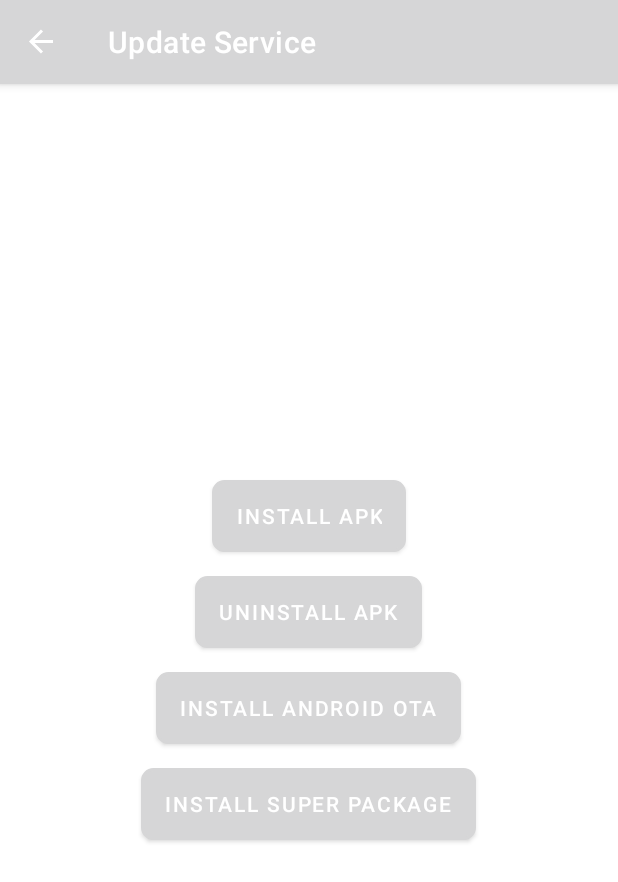
After one commit to egidijusk/psdk-android-sdi-reference-app, an Android app: the UpdateServiceFragment screen opened through its navigation route, on a phone screen of 412 x 824 dp. The commit adds this screen. Shown: the top 882 px of the screen. Run offline under Robolectric (Android 15) with nearby library versions, the phone set to English and light mode, and no system bars; our stand-ins replace data binding, navigation-ui; 2 statements that could not run were skipped.

Commit message:
Added UpdateService integration

```diff
--- /dev/null
+++ b/app/src/main/java/com/verifone/psdk/sdiapplication/ui/updateservice/UpdateServiceFragment.kt
@@ -0,0 +1,40 @@
+package com.verifone.psdk.sdiapplication.ui.updateservice
+
+import android.os.Bundle
+import android.view.LayoutInflater
+import android.view.View
+import android.view.ViewGroup
+import androidx.databinding.DataBindingUtil
+import androidx.fragment.app.Fragment
+import androidx.lifecycle.ViewModelProvider
+import com.verifone.psdk.sdiapplication.R
+import com.verifone.psdk.sdiapplication.databinding.FragmentUpdateBinding
+import com.verifone.psdk.sdiapplication.viewmodel.PsdkViewModelFactory
+
+class UpdateServiceFragment : Fragment() {
+
+    companion object {
+        private const val TAG = "UpdateServiceFragment"
+    }
+
+    private lateinit var viewModel: UpdateServiceViewModel
+    private lateinit var binding: FragmentUpdateBinding
+
+    override fun onCreateView(
+        inflater: LayoutInflater, container: ViewGroup?,
+        savedInstanceState: Bundle?
+    ): View? {
+        binding = DataBindingUtil.inflate(inflater, R.layout.fragment_update, container, false)
+        setHasOptionsMenu(true)
+        viewModel = ViewModelProvider(
+            requireActivity(), PsdkViewModelFactory(requireActivity().application)
+        ).get(UpdateServiceViewModel::class.java)
+        binding.viewModel = viewModel
+        return binding.root
+    }
+
+    override fun onActivityCreated(savedInstanceState: Bundle?) {
+        super.onActivityCreated(savedInstanceState)
+        binding.lifecycleOwner = this
+    }
+}
--- /dev/null
+++ b/app/src/main/java/com/verifone/psdk/sdiapplication/viewmodel/BaseViewModel.kt
@@ -0,0 +1,32 @@
+package com.verifone.psdk.sdiapplication.viewmodel
+
+import android.app.Application
+import androidx.lifecycle.AndroidViewModel
+import androidx.lifecycle.viewModelScope
+import kotlinx.coroutines.Dispatchers
+import kotlinx.coroutines.launch
+import kotlinx.coroutines.withContext
+
+open class BaseViewModel(private val app: Application) : AndroidViewModel(app) {
+
+    protected fun background(action: () -> Unit) {
+        // Launching within the view model scope for this example, but in production, these should
+        // be launched from some scope that lives with the application instead of the UI.
+        viewModelScope.launch {
+            performBackgroundAction(action)
+        }
+    }
+
+    protected fun onUiThread(action: () -> Unit) {
+        // Launching within the view model scope for this example, but in production, these should
+        // be launched from some scope that lives with the application instead of the UI.
+        viewModelScope.launch {
+            action()
+        }
+    }
+
+    private suspend fun performBackgroundAction(action: () -> Unit) =
+        withContext(Dispatchers.Default) {
+            action()
+        }
+}
--- a/app/src/main/java/com/verifone/psdk/sdiapplication/viewmodel/PsdkViewModelFactory.kt
+++ b/app/src/main/java/com/verifone/psdk/sdiapplication/viewmodel/PsdkViewModelFactory.kt
@@ -7,6 +7,7 @@ import androidx.lifecycle.ViewModelProvider
 import com.verifone.psdk.sdiapplication.ui.config.SdiConfigurationViewModel
 import com.verifone.psdk.sdiapplication.ui.home.SdiConnectionViewModel
 import com.verifone.psdk.sdiapplication.ui.transaction.SdiTransactionViewModel
+import com.verifone.psdk.sdiapplication.ui.updateservice.UpdateServiceViewModel
 
 class PsdkViewModelFactory(
     private val application: Application,
@@ -22,6 +23,9 @@ class PsdkViewModelFactory(
         if (modelClass.isAssignableFrom(SdiConfigurationViewModel::class.java)) {
             return SdiConfigurationViewModel(application) as T
         }
+        if (modelClass.isAssignableFrom(UpdateServiceViewModel::class.java)) {
+            return UpdateServiceViewModel(application) as T
+        }
         throw IllegalArgumentException("Unknown ViewModel class")
     }
 }
--- /dev/null
+++ b/app/src/main/res/layout/fragment_update.xml
@@ -0,0 +1,86 @@
+<?xml version="1.0" encoding="utf-8"?>
+
+<!--
+  ~ Copyright 2018, The Android Open Source Project
+  ~
+  ~ Licensed under the Apache License, Version 2.0 (the "License");
+  ~ you may not use this file except in compliance with the License.
+  ~ You may obtain a copy of the License at
+  ~
+  ~     http://www.apache.org/licenses/LICENSE-2.0
+  ~
+  ~ Unless required by applicable law or agreed to in writing, software
+  ~ distributed under the License is distributed on an "AS IS" BASIS,
+  ~ WITHOUT WARRANTIES OR CONDITIONS OF ANY KIND, either express or implied.
+  ~ See the License for the specific language governing permissions and
+  ~ limitations under the License.
+  -->
+
+<layout xmlns:android="http://schemas.android.com/apk/res/android"
+    xmlns:app="http://schemas.android.com/apk/res-auto"
+    xmlns:tools="http://schemas.android.com/tools"
+    tools:context="com.verifone.psdk.sdiapplication.ui.updateservice.UpdateServiceFragment">
+
+    <data>
+
+        <variable
+            name="viewModel"
+            type="com.verifone.psdk.sdiapplication.ui.updateservice.UpdateServiceViewModel" />
+    </data>
+
+    <androidx.constraintlayout.widget.ConstraintLayout
+        android:id="@+id/titleConstraint"
+        android:layout_width="match_parent"
+        android:layout_height="match_parent"
+        android:orientation="vertical">
+
+        <LinearLayout
+            android:layout_width="match_parent"
+            android:layout_height="wrap_content"
+            android:orientation="vertical"
+            app:layout_constraintBottom_toBottomOf="parent"
+            app:layout_constraintEnd_toEndOf="parent"
+            app:layout_constraintStart_toStartOf="parent"
+            app:layout_constraintTop_toTopOf="parent">
+
+            <Button
+                android:layout_width="wrap_content"
+                android:layout_height="wrap_content"
+                android:layout_gravity="center"
+                android:layout_margin="@dimen/margin"
+                android:background="@drawable/button_black_border"
+                android:onClick="@{() -> viewModel.installApk()}"
+                android:text="@string/install_apk" />
+
+            <Button
+                android:layout_width="wrap_content"
+                android:layout_height="wrap_content"
+                android:layout_gravity="center"
+                android:layout_margin="@dimen/margin"
+                android:background="@drawable/button_black_border"
+                android:onClick="@{() -> viewModel.unInstallApk()}"
+                android:text="@string/uninstall_apk" />
+
+            <Button
+                android:layout_width="wrap_content"
+                android:layout_height="wrap_content"
+                android:layout_gravity="center"
+                android:layout_margin="@dimen/margin"
+                android:background="@drawable/button_black_border"
+                android:onClick="@{() -> viewModel.installAndroidOtaPackage()}"
+                android:text="@string/install_android_ota_package" />
+
+            <Button
+                android:id="@+id/btn_print_bmp_hacked"
+                android:layout_width="wrap_content"
+                android:layout_height="wrap_content"
+                android:layout_gravity="center"
+                android:layout_margin="@dimen/margin"
+                android:background="@drawable/button_black_border"
+                android:onClick="@{() -> viewModel.installSuperPackage()}"
+                android:text="@string/install_super_package" />
+
+        </LinearLayout>
+
+    </androidx.constraintlayout.widget.ConstraintLayout>
+</layout>
--- a/app/src/main/res/menu/navdrawer_menu.xml
+++ b/app/src/main/res/menu/navdrawer_menu.xml
@@ -9,4 +9,8 @@
         android:id="@+id/transactionFragment"
         android:icon="@drawable/btn_circle"
         android:title="@string/txn" />
+    <item
+        android:id="@+id/updateServiceFragment"
+        android:icon="@drawable/btn_circle"
+        android:title="@string/update_service" />
 </menu>
--- a/app/src/main/res/navigation/navigation.xml
+++ b/app/src/main/res/navigation/navigation.xml
@@ -11,6 +11,7 @@
         android:label="PSDK SDI POS"
         tools:layout="@layout/fragment_title" >
     </fragment>
+
     <fragment
         android:id="@+id/configurationFragment"
         android:name="com.verifone.psdk.sdiapplication.ui.config.ConfigurationFragment"
@@ -22,4 +23,11 @@
         android:name="com.verifone.psdk.sdiapplication.ui.transaction.TransactionFragment"
         android:label="Transaction Flow"
         tools:layout="@layout/fragment_txn" />
+
+    <fragment
+        android:id="@+id/updateServiceFragment"
+        android:name="com.verifone.psdk.sdiapplication.ui.updateservice.UpdateServiceFragment"
+        android:label="Update Service"
+        tools:layout="@layout/fragment_update" />
+
 </navigation>
--- a/app/src/main/res/values/strings.xml
+++ b/app/src/main/res/values/strings.xml
@@ -24,5 +24,11 @@
     <string name="log_ct_config">Log Contact Configuration</string>
     <string name="log_ctls_config">Log CTLS Configuration</string>
     <string name="start_manual_entry_transaction">Manual Entry Transaction</string>
+    <string name="update_service">Update Service</string>
+    <string name="install_apk">Install Apk</string>
+    <string name="uninstall_apk">UnInstall Apk</string>
+    <string name="install_super_package">Install Super Package</string>
+    <string name="install_android_ota_package">Install Android Ota</string>
+    <string name="uninstall_package">UnInstall Package</string>
 
 </resources>
```
Also changed, not shown: app/src/main/java/com/verifone/psdk/sdiapplication/ui/config/SdiConfigurationViewModel.kt (+5 -23 lines), app/src/main/java/com/verifone/psdk/sdiapplication/ui/home/SdiConnectionViewModel.kt (+5 -23 lines), app/src/main/java/com/verifone/psdk/sdiapplication/ui/transaction/SdiTransactionViewModel.kt (+3 -20 lines), app/src/main/java/com/verifone/psdk/sdiapplication/ui/updateservice/UpdateServiceViewModel.kt (added, +142 -0 lines), 4 other files.
